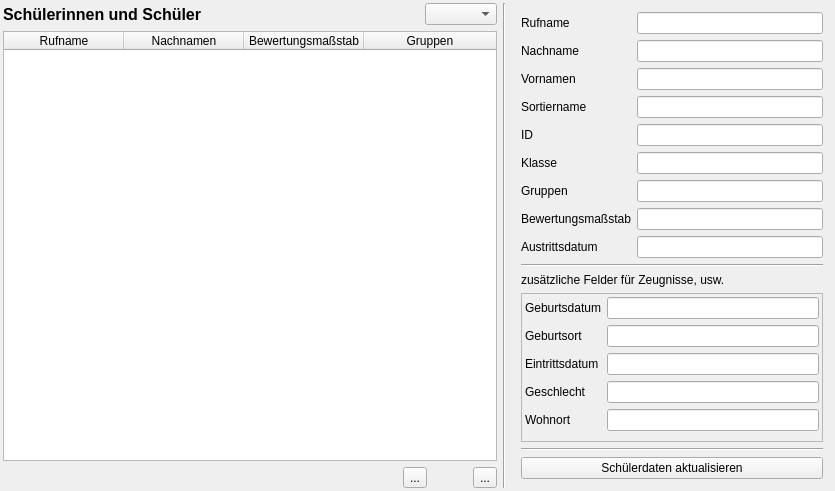
Above: wz-data/ui/pupil_editor.ui from gradgrind/WZ3 before the change. Below: the same form after it.
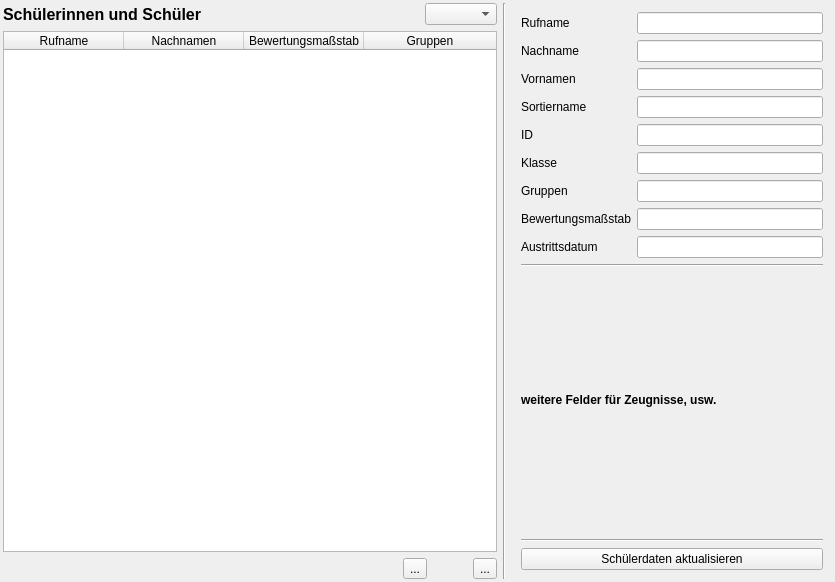
That is the form after the change. Icons and pictures are not drawn.

Commit message: Work on pupil editor and related dialogs

Diff of the .ui file:
```diff
--- a/wz-data/ui/pupil_editor.ui
+++ b/wz-data/ui/pupil_editor.ui
@@ -7,7 +7,7 @@
     <x>0</x>
     <y>0</y>
     <width>835</width>
-    <height>491</height>
+    <height>582</height>
    </rect>
   </property>
   <property name="sizePolicy">
@@ -349,15 +349,36 @@
         </property>
        </widget>
       </item>
+      <item>
+       <spacer name="verticalSpacer">
+        <property name="orientation">
+         <enum>Qt::Vertical</enum>
+        </property>
+        <property name="sizeHint" stdset="0">
+         <size>
+          <width>20</width>
+          <height>20</height>
+         </size>
+        </property>
+       </spacer>
+      </item>
       <item>
        <widget class="QLabel" name="label_17">
+        <property name="font">
+         <font>
+          <bold>true</bold>
+         </font>
+        </property>
         <property name="text">
-         <string>zusätzliche Felder für Zeugnisse, usw.</string>
+         <string>weitere Felder für Zeugnisse, usw.</string>
         </property>
        </widget>
       </item>
       <item>
        <widget class="QScrollArea" name="scrollArea">
+        <property name="frameShape">
+         <enum>QFrame::NoFrame</enum>
+        </property>
         <property name="widgetResizable">
          <bool>true</bool>
         </property>
@@ -366,8 +387,8 @@
           <rect>
            <x>0</x>
            <y>0</y>
-           <width>279</width>
-           <height>174</height>
+           <width>298</width>
+           <height>162</height>
           </rect>
          </property>
          <layout class="QVBoxLayout" name="verticalLayout">
@@ -381,78 +402,7 @@
            <number>3</number>
           </property>
           <item>
-           <layout class="QFormLayout" name="formLayout_2">
-            <item row="0" column="0">
-             <widget class="QLabel" name="label_7">
-              <property name="text">
-               <string>Geburtsdatum</string>
-              </property>
-             </widget>
-            </item>
-            <item row="0" column="1">
-             <widget class="QLineEdit" name="DATE_BIRTH">
-              <property name="readOnly">
-               <bool>true</bool>
-              </property>
-             </widget>
-            </item>
-            <item row="1" column="0">
-             <widget class="QLabel" name="label_9">
-              <property name="text">
-               <string>Geburtsort</string>
-              </property>
-             </widget>
-            </item>
-            <item row="1" column="1">
-             <widget class="QLineEdit" name="BIRTHPLACE">
-              <property name="readOnly">
-               <bool>true</bool>
-              </property>
-             </widget>
-            </item>
-            <item row="2" column="0">
-             <widget class="QLabel" name="label_11">
-              <property name="text">
-               <string>Eintrittsdatum</string>
-              </property>
-             </widget>
-            </item>
-            <item row="2" column="1">
-             <widget class="QLineEdit" name="DATE_ENTRY">
-              <property name="readOnly">
-               <bool>true</bool>
-              </property>
-             </widget>
-            </item>
-            <item row="3" column="0">
-             <widget class="QLabel" name="label_10">
-              <property name="text">
-               <string>Geschlecht</string>
-              </property>
-             </widget>
-            </item>
-            <item row="3" column="1">
-             <widget class="QLineEdit" name="SEX">
-              <property name="readOnly">
-               <bool>true</bool>
-              </property>
-             </widget>
-            </item>
-            <item row="4" column="0">
-             <widget class="QLabel" name="label_15">
-              <property name="text">
-               <string>Wohnort</string>
-              </property>
-             </widget>
-            </item>
-            <item row="4" column="1">
-             <widget class="QLineEdit" name="HOME">
-              <property name="readOnly">
-               <bool>true</bool>
-              </property>
-             </widget>
-            </item>
-           </layout>
+           <layout class="QFormLayout" name="extra_fields"/>
           </item>
          </layout>
         </widget>
```
Left out of the diff: 4 changed lines with no effect on the pictures. The commit also changes 5 other files.
